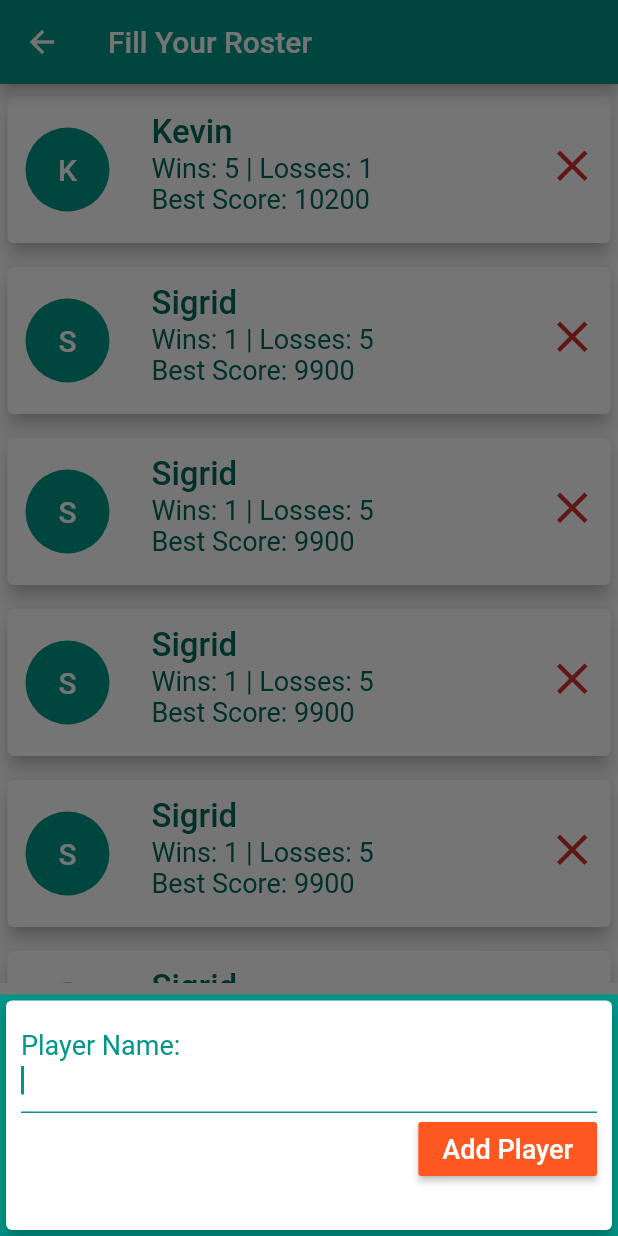
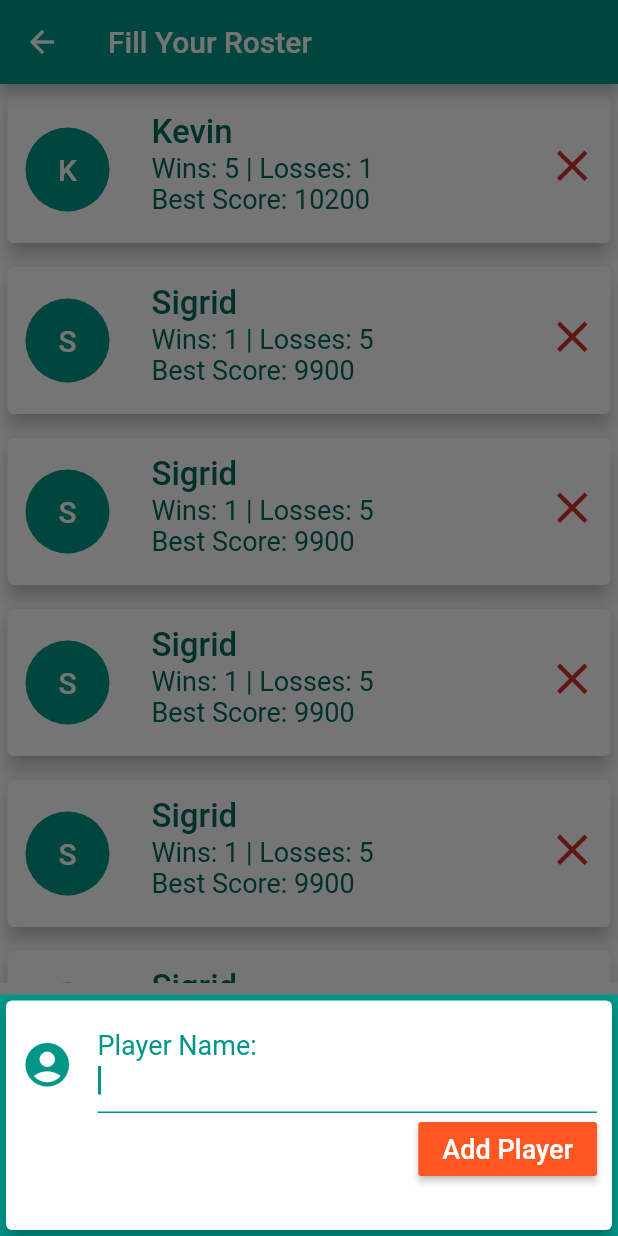
Before and after one commit to Kgresmer/farkle_scoreboard, a Flutter app: the FillRosterScreen screen opened by its route, after a tap on "Add New Player", on a phone screen of 412 x 824 dp. Run offline on Flutter 3.47's test engine with Material 2 defaults, Android fonts, the phone set to English and light mode, and no system bars.

Commit message:
Setting up new player input form.

```diff
--- a/lib/widgets/new_player.dart
+++ b/lib/widgets/new_player.dart
@@ -33,13 +33,15 @@ class _NewPlayerState extends State<NewPlayer> {
                 cursorColor: Colors.teal,
                 decoration: InputDecoration(
                     labelText: 'Player Name:',
-                    labelStyle: TextStyle(fontSize: 24, color: Colors.teal),
+                    icon: Icon(Icons.account_circle, size: 35, color: Colors.teal,),
+                    labelStyle: TextStyle(fontSize: 24, color: Colors.teal, ),
                     enabledBorder: UnderlineInputBorder(
                         borderSide: BorderSide(color: Colors.teal)),
                     focusedBorder: UnderlineInputBorder(
                         borderSide: BorderSide(color: Colors.teal))),
                 controller: _nameController,
                 autofocus: true,
+
                 onSubmitted: (_) => _submitData(),
               ),
               RaisedButton(
```
